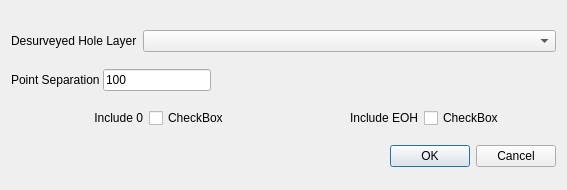
First picture: the form in downholepoints_dialog_base.ui, repository rolandhill/geoscience, before the edit.
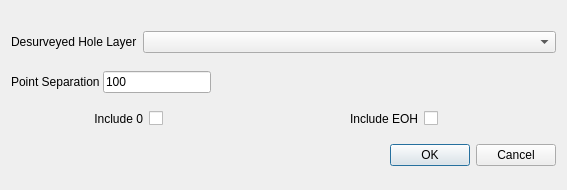
Second picture: the form after the edit. Custom widgets are drawn as their Qt base class.

Commit message: Fix redundant check for valid dataLayer when generating downhole points.

Diff of the .ui file:
```diff
--- a/downholepoints_dialog_base.ui
+++ b/downholepoints_dialog_base.ui
@@ -126,7 +126,7 @@
      <item>
       <widget class="QCheckBox" name="cbIncZero">
        <property name="text">
-        <string>CheckBox</string>
+        <string/>
        </property>
       </widget>
      </item>
@@ -143,7 +143,7 @@
      <item>
       <widget class="QCheckBox" name="cbIncEOH">
        <property name="text">
-        <string>CheckBox</string>
+        <string/>
        </property>
       </widget>
      </item>
```
The commit also changes 1 other file.
